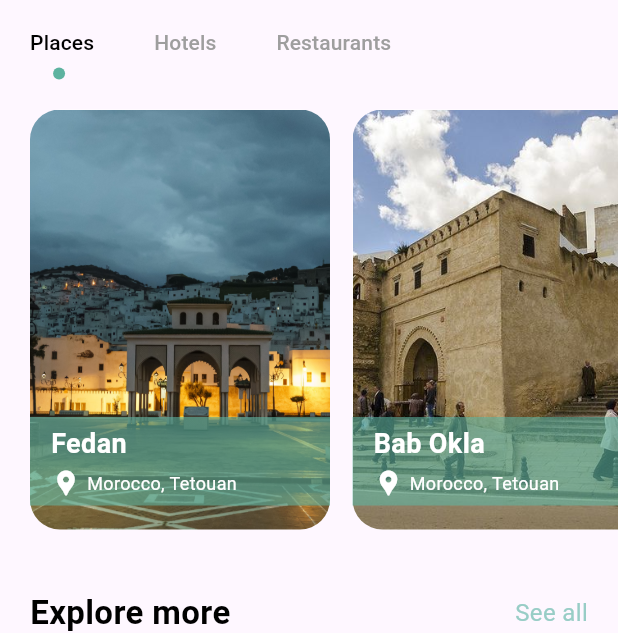
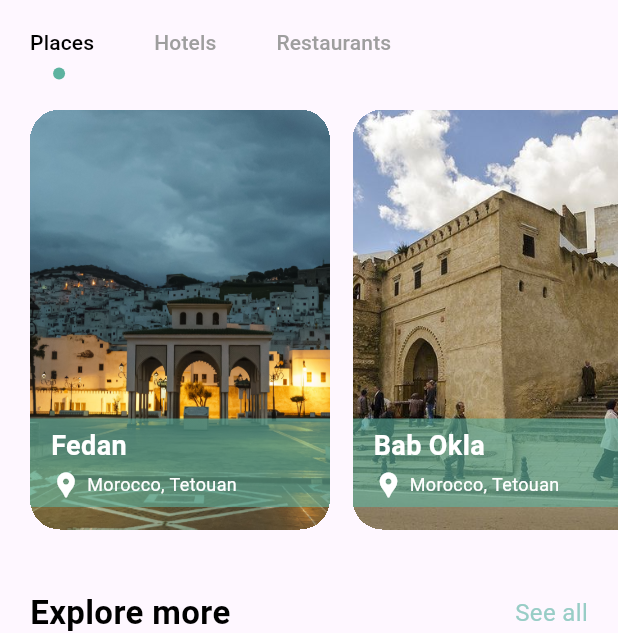
Before and after one commit to amin-elmetni/hackathon_mobile_app, a Flutter app: the screen it shows after launch, on a phone screen of 412 x 824 dp. Shown: the part 297-930 px from the top of the screen. Run offline on Flutter 3.47's test engine with Material 3 defaults, Android fonts, the phone set to English and light mode, and no system bars; our stand-ins replace flutter_blurhash, transparent_image.

Commit message:
The starting point

```diff
--- a/lib/screens/navpages/home_page.dart
+++ b/lib/screens/navpages/home_page.dart
@@ -1,7 +1,10 @@
 import 'package:flutter/material.dart';
+import 'package:flutter/widgets.dart';
+import 'package:flutter_blurhash/flutter_blurhash.dart';
 import 'package:hackathon_project/misc/colors.dart';
 import 'package:hackathon_project/widgets/app_large_text.dart';
 import 'package:hackathon_project/widgets/app_text.dart';
+import 'package:transparent_image/transparent_image.dart';
 
 class HomePage extends StatefulWidget {
   const HomePage({super.key});
@@ -75,7 +78,6 @@ class _HomePageState extends State<HomePage> with TickerProviderStateMixin {
             const SizedBox(height: 10),
             //* TABBAR
             Container(
-              child: Align(
               child: TabBar(
                 tabAlignment: TabAlignment.start,
                 labelPadding: const EdgeInsets.only(left: 20, right: 20),
@@ -93,7 +95,6 @@ class _HomePageState extends State<HomePage> with TickerProviderStateMixin {
                 ],
               ),
             ),
-            ),
             //* TABBAR VIEW
             Container(
               padding: const EdgeInsets.only(left: 20),
@@ -107,26 +108,29 @@ class _HomePageState extends State<HomePage> with TickerProviderStateMixin {
                     itemCount: images.length,
                     itemBuilder: (context, index) {
                       return Container(
+                        decoration: BoxDecoration(
+                          borderRadius: BorderRadius.circular(20),
+                        ),
+                        clipBehavior: Clip.hardEdge,
                         margin: const EdgeInsets.only(right: 15, top: 20),
                         width: 200,
                         height: 300,
                         child: Stack(
                           children: [
-                            Container(
-                              decoration: BoxDecoration(
-                                borderRadius: BorderRadius.circular(20),
-                                color: Colors.white,
-                                image: DecorationImage(
+                            FadeInImage(
+                              placeholder: MemoryImage(kTransparentImage),
                               image: AssetImage(
                                   'assets/images/places/${images.values.elementAt(index)}'),
-                                    fit: BoxFit.cover),
+                              fit: BoxFit.cover,
+                              height: double.infinity,
+                              width: double.infinity,
                             ),
-                            ),
-                            Align(
-                              alignment: Alignment.bottomLeft,
+                            Positioned(
+                              bottom: 15,
+                              left: 0,
+                              right: 0,
                               child: Container(
                                 color: AppColors.mainColor.withOpacity(0.6),
-                                margin: const EdgeInsets.only(bottom: 16),
                                 padding: const EdgeInsets.symmetric(
                                     horizontal: 14, vertical: 5),
                                 child: Column(
--- a/lib/screens/navpages/main_page.dart
+++ b/lib/screens/navpages/main_page.dart
@@ -1,6 +1,6 @@
 import 'package:flutter/material.dart';
 import 'package:hackathon_project/misc/colors.dart';
-import 'package:hackathon_project/screens/navpages/main_drawer.dart';
+import 'package:hackathon_project/widgets/main_drawer.dart';
 import 'package:hackathon_project/screens/navpages/bar_item_page.dart';
 import 'package:hackathon_project/screens/navpages/home_page.dart';
 import 'package:hackathon_project/screens/navpages/account_page.dart';
@@ -36,16 +36,12 @@ class _MainPageState extends State<MainPage> {
       backgroundColor: Colors.white,
       body: pages[currentIndex],
       bottomNavigationBar: BottomNavigationBar(
-        // unselectedFontSize: 0,
-        // selectedFontSize: 0,
         type: BottomNavigationBarType.fixed,
         backgroundColor: AppColors.mainColor,
         onTap: _onTap,
         currentIndex: currentIndex,
         selectedItemColor: Colors.white,
         unselectedItemColor: Colors.white.withOpacity(0.5),
-        // showSelectedLabels: false,
-        // showUnselectedLabels: false,
         showUnselectedLabels: true,
         elevation: 0,
         items: const [
--- a/pubspec.yaml
+++ b/pubspec.yaml
@@ -34,6 +34,8 @@ dependencies:
   # The following adds the Cupertino Icons font to your application.
   # Use with the CupertinoIcons class for iOS style icons.
   cupertino_icons: ^1.0.2
+  transparent_image: ^2.0.1
+  flutter_blurhash: ^0.8.2
 
 dev_dependencies:
   flutter_test:
```
Also changed, not shown: lib/widgets/main_drawer.dart (renamed from lib/screens/navpages/main_drawer.dart), pubspec.lock. Lines whose indentation alone changed are shown as unchanged.
